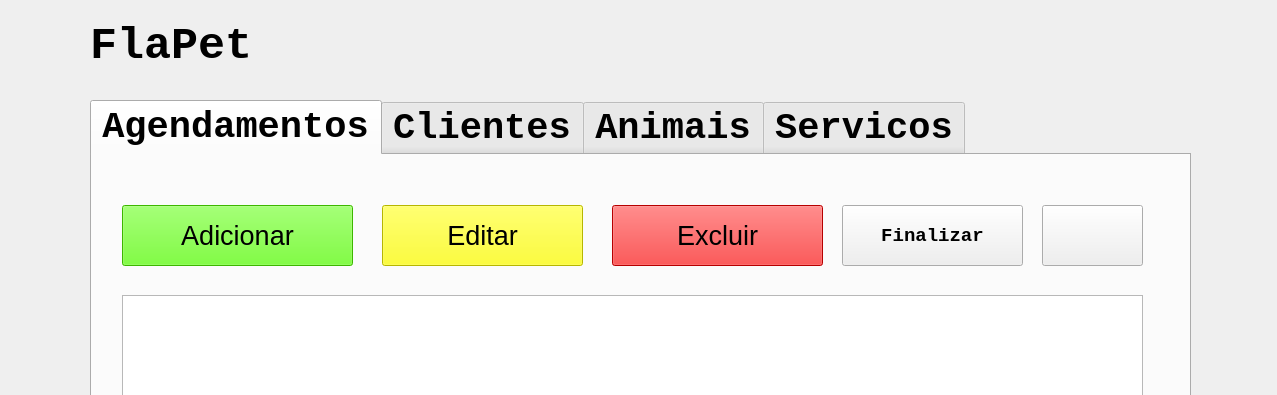
First picture: the form in interface.ui, repository Riba12/AV2---PAV---FlaPet, before the edit; both pictures show x 0 to 1277 and y 0 to 395 of the 1277 by 844 pixel window.
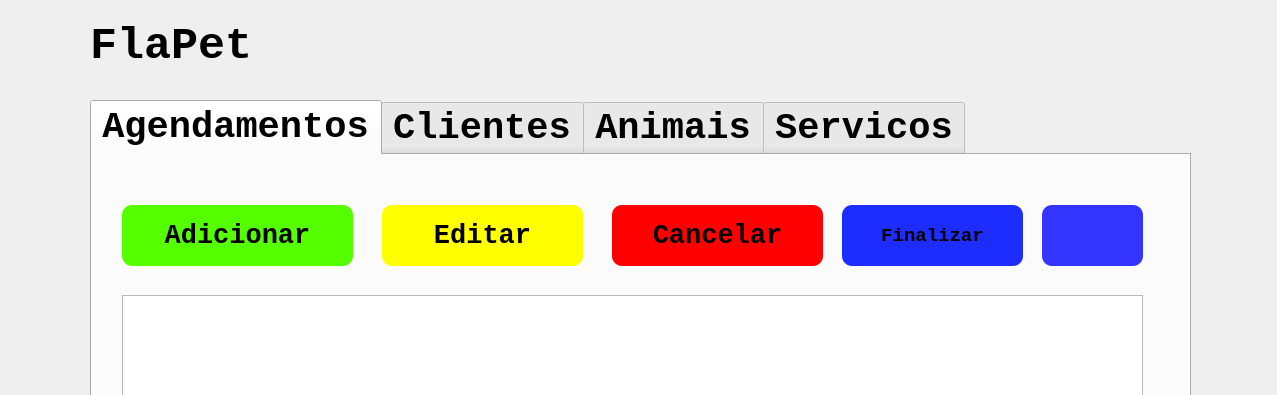
Second picture: the form after the edit. The open tabs and pages were chosen to show the change. Icons and pictures are not drawn.

```diff
--- a/interface.ui
+++ b/interface.ui
@@ -81,11 +81,14 @@
       </property>
       <property name="font">
        <font>
+        <family>Courier New</family>
         <pointsize>20</pointsize>
+        <weight>75</weight>
+        <bold>true</bold>
        </font>
       </property>
       <property name="styleSheet">
-       <string notr="true">background-color:rgb(85, 255, 0)</string>
+       <string notr="true">background-color:rgb(85, 255, 0);border-radius: 10px;</string>
       </property>
       <property name="text">
        <string>Adicionar</string>
@@ -102,11 +105,15 @@
       </property>
       <property name="font">
        <font>
+        <family>Courier New</family>
         <pointsize>20</pointsize>
+        <weight>75</weight>
+        <bold>true</bold>
        </font>
       </property>
       <property name="styleSheet">
-       <string notr="true">background-color:rgb(255, 255, 0)</string>
+       <string notr="true">background-color:rgb(255, 255, 0);
+border-radius: 10px;</string>
       </property>
       <property name="text">
        <string>Editar</string>
@@ -123,14 +130,18 @@
       </property>
       <property name="font">
        <font>
+        <family>Courier New</family>
         <pointsize>20</pointsize>
+        <weight>75</weight>
+        <bold>true</bold>
        </font>
       </property>
       <property name="styleSheet">
-       <string notr="true">background-color:rgb(255, 0, 0)</string>
+       <string notr="true">background-color:rgb(255, 0, 0);
+border-radius: 10px;</string>
       </property>
       <property name="text">
-       <string>Excluir</string>
+       <string>Cancelar</string>
       </property>
      </widget>
      <widget class="QPushButton" name="AtualizaAgeBT">
@@ -142,6 +153,10 @@
         <height>61</height>
        </rect>
       </property>
+      <property name="styleSheet">
+       <string notr="true">border-radius: 10px;
+background-color: rgb(52, 52, 255);</string>
+      </property>
       <property name="text">
        <string/>
       </property>
@@ -167,9 +182,16 @@
       </property>
       <property name="font">
        <font>
+        <family>Courier New</family>
         <pointsize>14</pointsize>
+        <weight>75</weight>
+        <bold>true</bold>
        </font>
       </property>
+      <property name="styleSheet">
+       <string notr="true">border-radius: 10px;
+background-color: rgb(29, 44, 255);</string>
+      </property>
       <property name="text">
        <string>Finalizar</string>
       </property>
```
Left out of the diff: 61 changed lines with no effect on the pictures.
